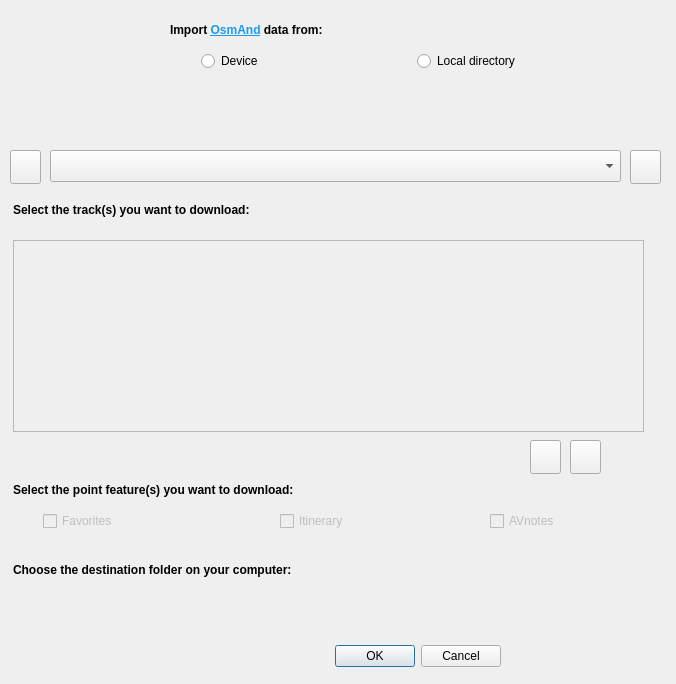
The window that OsmAnd_bridge_import_dialog.ui (sylsta/OsmAnd_bridge) describes before a commit, drawn with Qt 5.
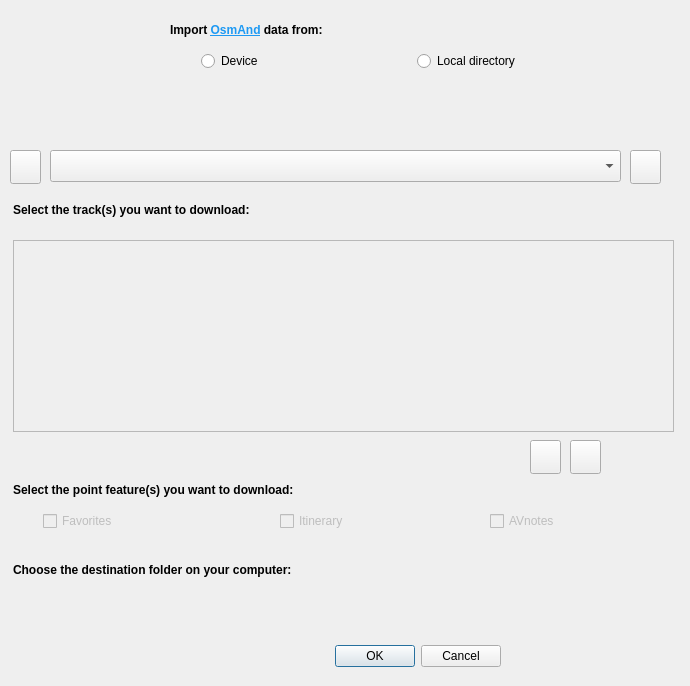
The same window after the commit. Icons and pictures are not drawn. Custom widgets are drawn as their Qt base class.

What changed in the file:
```diff
--- a/OsmAnd_bridge_import_dialog.ui
+++ b/OsmAnd_bridge_import_dialog.ui
@@ -9,8 +9,8 @@
    <rect>
     <x>0</x>
     <y>0</y>
-    <width>676</width>
-    <height>684</height>
+    <width>690</width>
+    <height>686</height>
    </rect>
   </property>
   <property name="windowTitle">
@@ -214,7 +214,7 @@
       <rect>
        <x>13</x>
        <y>240</y>
-       <width>631</width>
+       <width>661</width>
        <height>192</height>
       </rect>
      </property>
```
Left out of the diff: 10 changed lines with no effect on the pictures.
